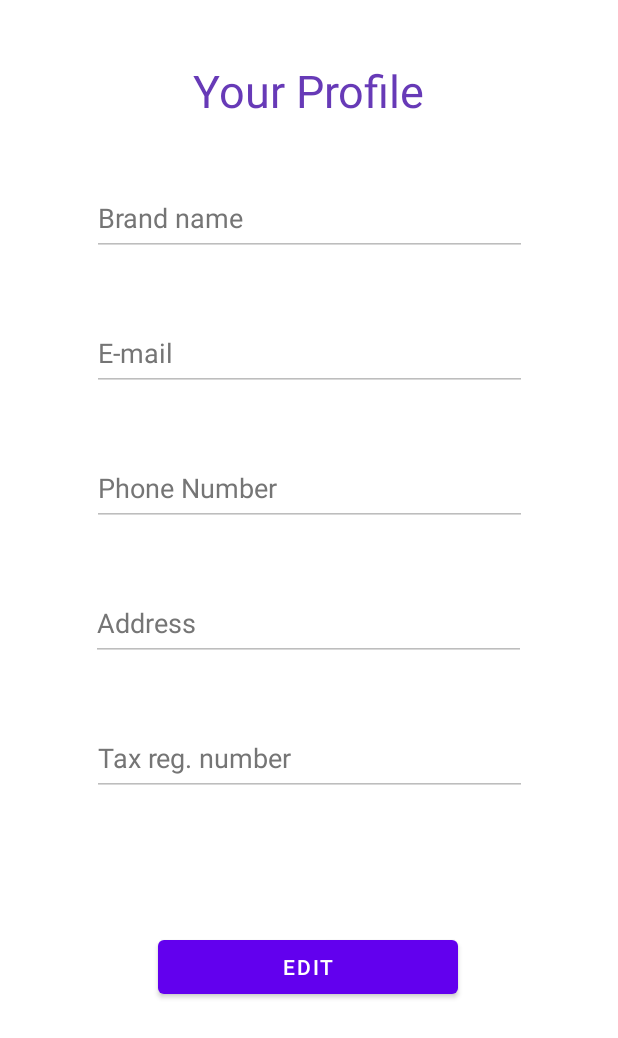
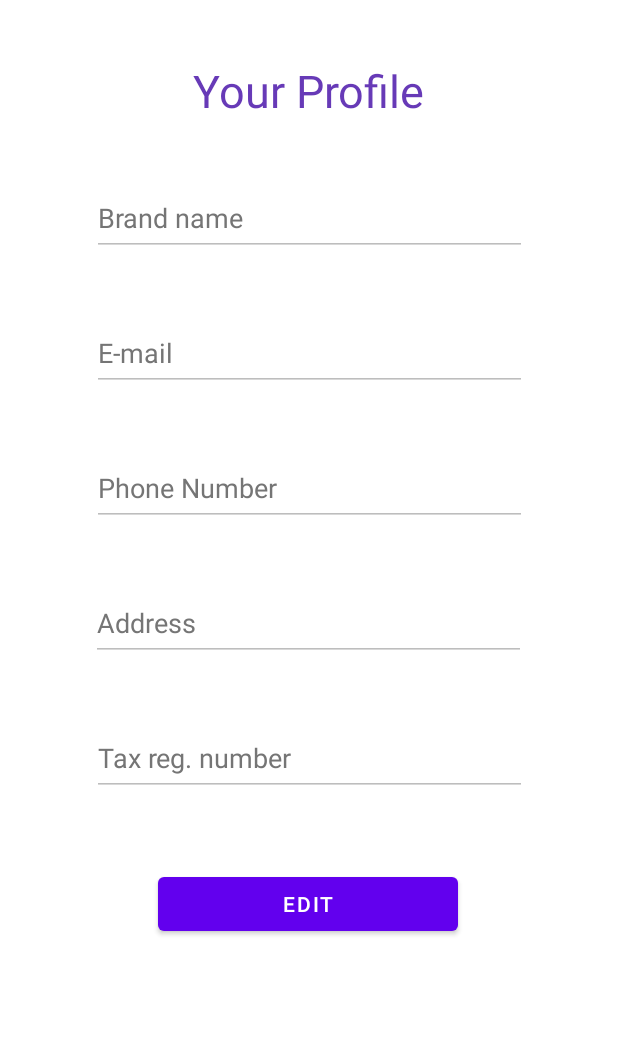
Before and after one commit to Mekanik4/ReStock, an Android app: the EditProfileActivity screen opened directly, with no data from a screen before it, on a phone screen of 412 x 824 dp. Shown: the top 1038 px of the screen. Run offline under Robolectric (Android 15) with nearby library versions, the light colour scheme and no system bars.

```diff
--- a/app/src/main/java/com/example/restock/MainActivity.java
+++ b/app/src/main/java/com/example/restock/MainActivity.java
@@ -12,7 +12,7 @@ public class MainActivity extends AppCompatActivity {
         super.onCreate(savedInstanceState);
         setContentView(R.layout.activity_main);
 
-        Intent intent = new Intent(this, HomeActivity.class);
+        Intent intent = new Intent(this, SignInActivity.class);
         startActivity(intent);
     }
 }
--- a/app/src/main/res/layout/activity_edit_profile.xml
+++ b/app/src/main/res/layout/activity_edit_profile.xml
@@ -88,24 +88,24 @@
         android:id="@+id/editPG_save_button"
         android:layout_width="200dp"
         android:layout_height="wrap_content"
-        android:layout_marginBottom="155dp"
+        android:layout_marginTop="48dp"
         android:text="@string/save"
-        app:layout_constraintBottom_toBottomOf="parent"
         app:layout_constraintEnd_toEndOf="parent"
         app:layout_constraintHorizontal_bias="0.497"
         app:layout_constraintStart_toStartOf="parent"
+        app:layout_constraintTop_toBottomOf="@+id/editAfm"
         tools:ignore="DuplicateClickableBoundsCheck" />
 
     <Button
         android:id="@+id/editPG_edit_button"
         android:layout_width="200dp"
         android:layout_height="wrap_content"
-        android:layout_marginBottom="155dp"
+        android:layout_marginTop="48dp"
         android:text="@string/edit"
-        app:layout_constraintBottom_toBottomOf="parent"
         app:layout_constraintEnd_toEndOf="parent"
         app:layout_constraintHorizontal_bias="0.497"
-        app:layout_constraintStart_toStartOf="parent" />
+        app:layout_constraintStart_toStartOf="parent"
+        app:layout_constraintTop_toBottomOf="@+id/editAfm" />
 
     <TextView
         android:id="@+id/your_profile"
--- a/app/src/main/res/layout/activity_sign_up.xml
+++ b/app/src/main/res/layout/activity_sign_up.xml
@@ -10,12 +10,12 @@
         android:id="@+id/save_button"
         android:layout_width="200dp"
         android:layout_height="wrap_content"
-        android:layout_marginBottom="28dp"
+        android:layout_marginTop="12dp"
         android:text="@string/save"
-        app:layout_constraintBottom_toBottomOf="parent"
         app:layout_constraintEnd_toEndOf="parent"
         app:layout_constraintHorizontal_bias="0.497"
-        app:layout_constraintStart_toStartOf="parent" />
+        app:layout_constraintStart_toStartOf="parent"
+        app:layout_constraintTop_toBottomOf="@+id/signedIn" />
 
     <EditText
         android:id="@+id/editTextPassword"
```
Also changed, not shown: app/src/main/java/com/example/restock/SignInActivity.java (+12 -9 lines).
